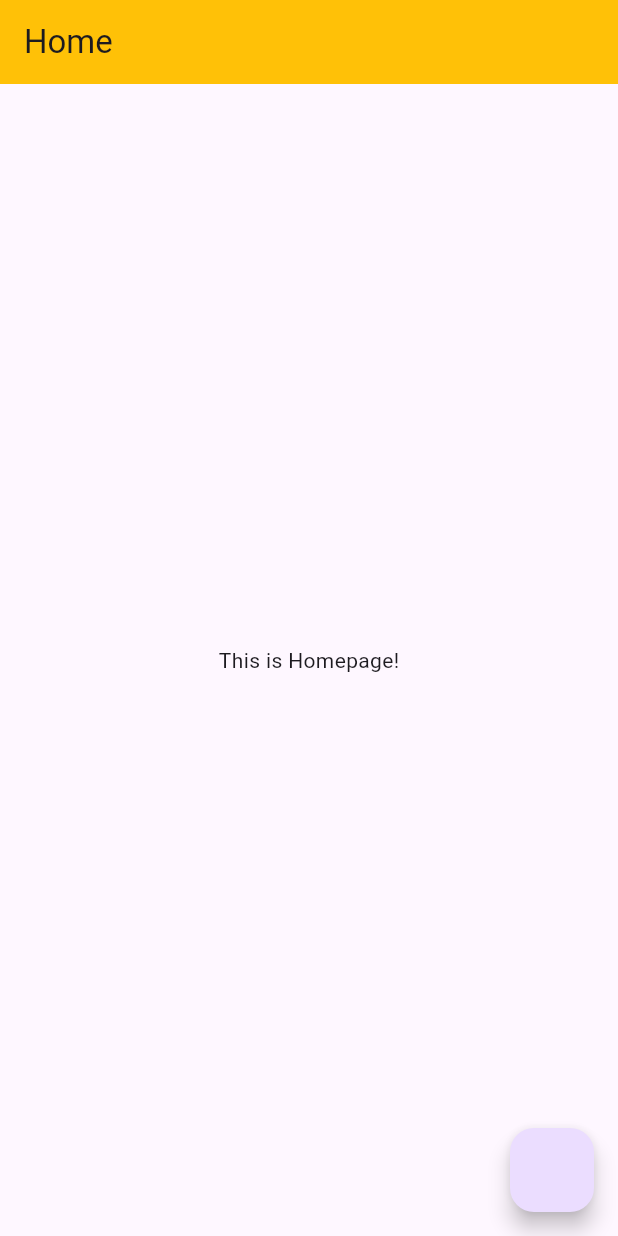
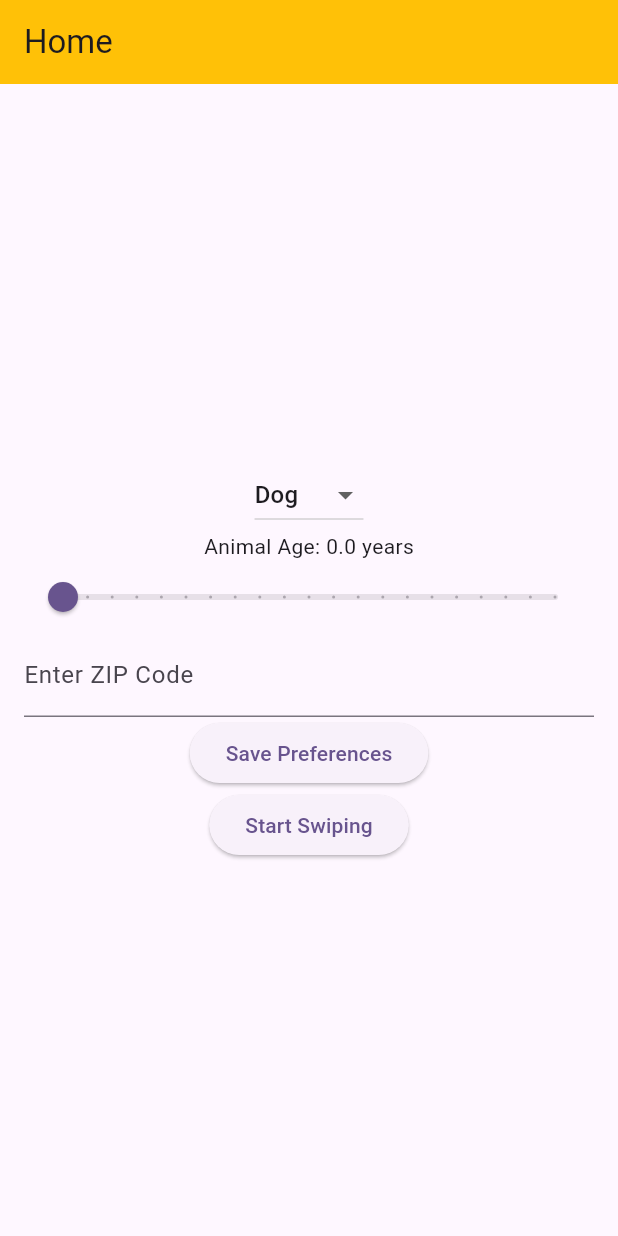
Before and after one commit to Wonwhoo-Andrew-Nah/CSS-545, a Flutter app: the screen it shows after launch, on a phone screen of 412 x 824 dp. Run offline on Flutter 3.47's test engine with Material 3 defaults, Android fonts, the phone set to English and light mode, and no system bars; our stand-ins replace cloud_firestore, firebase_core, shared_preferences; accounts and stored records are empty.

```diff
--- a/pawframe/lib/main.dart
+++ b/pawframe/lib/main.dart
@@ -1,7 +1,11 @@
 import 'package:flutter/material.dart';
 import 'package:shared_preferences/shared_preferences.dart';
+import 'package:cloud_firestore/cloud_firestore.dart';
+import 'package:firebase_core/firebase_core.dart';
 
-void main() {
+void main() async {
+  WidgetsFlutterBinding.ensureInitialized();
+  await Firebase.initializeApp();
   runApp(const MyApp());
 }
 
@@ -40,91 +44,171 @@ class MyHomePage extends StatefulWidget {
   State<MyHomePage> createState() => _MyHomePageState();
 }
 
-class TextScreen extends StatefulWidget {
-  const TextScreen({super.key, required this.text});
-
-  final String text;
+class _MyHomePageState extends State<MyHomePage> {
+  final TextEditingController _zipController = TextEditingController();
+  String? _animalType;
+  double _animalAge = 0.0;
 
   @override
-  State<TextScreen> createState() => _TextScreenState();
-}
+  void initState() {
+    super.initState();
+    _loadPreferences();
+  }
 
-class _TextScreenState extends State<TextScreen> {
+  Future<void> _loadPreferences() async {
+    final prefs = await SharedPreferences.getInstance();
+    setState(() {
+      _animalType = prefs.getString('animalType') ?? 'Dog';
+      _animalAge = prefs.getDouble('animalAge') ?? 0;
+      _zipController.text = prefs.getString('zipCode') ?? '';
+    });
+  }
+
+  Future<void> _savePreferences() async {
+    final prefs = await SharedPreferences.getInstance();
+    prefs.setString('animalType', _animalType!);
+    prefs.setDouble('animalAge', _animalAge!);
+    prefs.setString('zipCode', _zipController.text);
+  }
+
   @override
   Widget build(BuildContext context) {
     return Scaffold(
-        appBar:
-            AppBar(backgroundColor: Colors.purple, title: Text(widget.text)),
-        body: const Center(
-            child: Column(
-                mainAxisAlignment: MainAxisAlignment.center,
-                children: <Widget>[Text('This is Text Screen!')])));
-  }
-}
-
-class _MyHomePageState extends State<MyHomePage> {
-  // int _counter = 0;
-
-  // void _incrementCounter() {
-  //   setState(() {
-  //     // This call to setState tells the Flutter framework that something has
-  //     // changed in this State, which causes it to rerun the build method below
-  //     // so that the display can reflect the updated values. If we changed
-  //     // _counter without calling setState(), then the build method would not be
-  //     // called again, and so nothing would appear to happen.
-  //     _counter++;
-  //   });
-  // }
-
-  @override
-  Widget build(BuildContext context) {
-    // This method is rerun every time setState is called, for instance as done
-    // by the _incrementCounter method above.
-    //
-    // The Flutter framework has been optimized to make rerunning build methods
-    // fast, so that you can just rebuild anything that needs updating rather
-    // than having to individually change instances of widgets.
-    return Scaffold(
       appBar: AppBar(
-        // TRY THIS: Try changing the color here to a specific color (to
-        // Colors.amber, perhaps?) and trigger a hot reload to see the AppBar
-        // change color while the other colors stay the same.
         backgroundColor: Colors.amber,
-        // Here we take the value from the MyHomePage object that was created by
-        // the App.build method, and use it to set our appbar title.
         title: Text(widget.title),
       ),
-      body: const Center(
-        // Center is a layout widget. It takes a single child and positions it
-        // in the middle of the parent.
+      body: Padding(
+        padding: const EdgeInsets.all(16.0),
         child: Column(
-          // Column is also a layout widget. It takes a list of children and
-          // arranges them vertically. By default, it sizes itself to fit its
-          // children horizontally, and tries to be as tall as its parent.
-          //
-          // Column has various properties to control how it sizes itself and
-          // how it positions its children. Here we use mainAxisAlignment to
-          // center the children vertically; the main axis here is the vertical
-          // axis because Columns are vertical (the cross axis would be
-          // horizontal).
-          //
-          // TRY THIS: Invoke "debug painting" (choose the "Toggle Debug Paint"
-          // action in the IDE, or press "p" in the console), to see the
-          // wireframe for each widget.
           mainAxisAlignment: MainAxisAlignment.center,
           children: <Widget>[
-            Text(
-              'This is Homepage!',
+            DropdownButton<String>(
+              value: _animalType,
+              items: <String>['Dog', 'Cat', 'Others'].map((String value) {
+                return DropdownMenuItem<String>(
+                  value: value,
+                  child: Text(value),
+                );
+              }).toList(),
+              onChanged: (String? newValue) {
+                setState(() {
+                  _animalType = newValue;
+                });
+              },
+            ),
+            Column(
+              children: [
+                Text("Animal Age: ${_animalAge.toStringAsFixed(1)} years"),
+                Slider(
+                  value: _animalAge,
+                  min: 0.0,
+                  max: 20.0,
+                  divisions: 20,
+                  label: _animalAge.toStringAsFixed(1),
+                  onChanged: (double value) {
+                    setState(() {
+                      _animalAge = value;
+                    });
+                  },
+                ),
+              ],
+            ),
+            TextField(
+              controller: _zipController,
+              decoration: const InputDecoration(labelText: "Enter ZIP Code"),
+              keyboardType: TextInputType.number,
+            ),
+            ElevatedButton(
+              onPressed: _savePreferences,
+              child: const Text('Save Preferences'),
+            ),
+            ElevatedButton(
+              onPressed: () {
+                Navigator.of(context).push(MaterialPageRoute(
+                    builder: (context) => const AnimalSwipeScreen()));
+              },
+              child: const Text('Start Swiping'),
             ),
           ],
         ),
       ),
-      floatingActionButton: FloatingActionButton(onPressed: () {
-        Navigator.of(context).push(MaterialPageRoute(
-            builder: (context) => const TextScreen(
-                  text: 'Moved to TextScreen',
-                )));
-      }),
-    ); // This trailing comma makes auto-formatting nicer for build methods.
+    );
   }
 }
+
+class AnimalSwipeScreen extends StatefulWidget {
+  const AnimalSwipeScreen({super.key});
+
+  @override
+  _AnimalSwipeScreenState createState() => _AnimalSwipeScreenState();
+}
+
+class _AnimalSwipeScreenState extends State<AnimalSwipeScreen> {
+  // Mock data
+  final List<Map<String, dynamic>> _animals = [
+    {'name': 'Buddy', 'type': 'Dog', 'isAdopted': false},
+    {'name': 'Mittens', 'type': 'Cat', 'isAdopted': false},
+    {'name': 'Max', 'type': 'Dog', 'isAdopted': false},
+  ];
+
+  // TODO: fix parameter into String ID
+  Future<void> _adoptAnimal(String animalName) async {
+    await FirebaseFirestore.instance
+        .collection('adoptions')
+        .doc(animalName)
+        .set({
+      'adopted': true,
+      'timestamp': FieldValue.serverTimestamp(),
+    });
+
+    setState(() {
+      _animals.firstWhere(
+          (animal) => animal['name'] == animalName)['isAdopted'] = true;
+    });
+  }
+
+  @override
+  Widget build(BuildContext context) {
+    return Scaffold(
+      appBar: AppBar(title: const Text('Swipe Animals')),
+      body: ListView.builder(
+        itemCount: _animals.length,
+        itemBuilder: (context, index) {
+          final animal = _animals[index];
+          return GestureDetector(
+            onTap: () {
+              showDialog(
+                context: context,
+                builder: (BuildContext context) => AlertDialog(
+                  title: Text('Adopt ${animal['name']}?'),
+                  content: Text('Would you like to adopt ${animal['name']}?'),
+                  actions: <Widget>[
+                    TextButton(
+                      onPressed: () => Navigator.pop(context),
+                      child: const Text('Cancel'),
+                    ),
+                    TextButton(
+                      onPressed: () {
+                        _adoptAnimal(animal['name']);
+                        Navigator.pop(context);
+                      },
+                      child: const Text('Adopt'),
+                    ),
+                  ],
+                ),
+              );
+            },
+            child: ListTile(
+              title: Text(animal['name']),
+              subtitle: Text('Type: ${animal['type']}'),
+              trailing: animal['isAdopted']
+                  ? const Text('Adopted')
+                  : const Text('Available'),
+            ),
+          );
+        },
+      ),
+    );
+  }
+}
```
Also changed, not shown: 8 other files.
